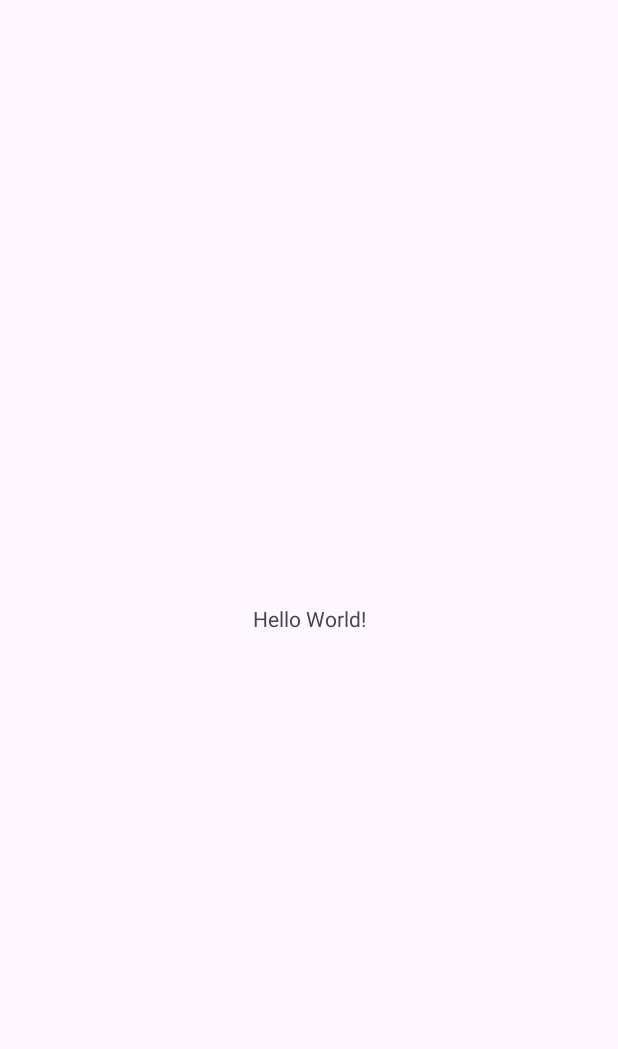
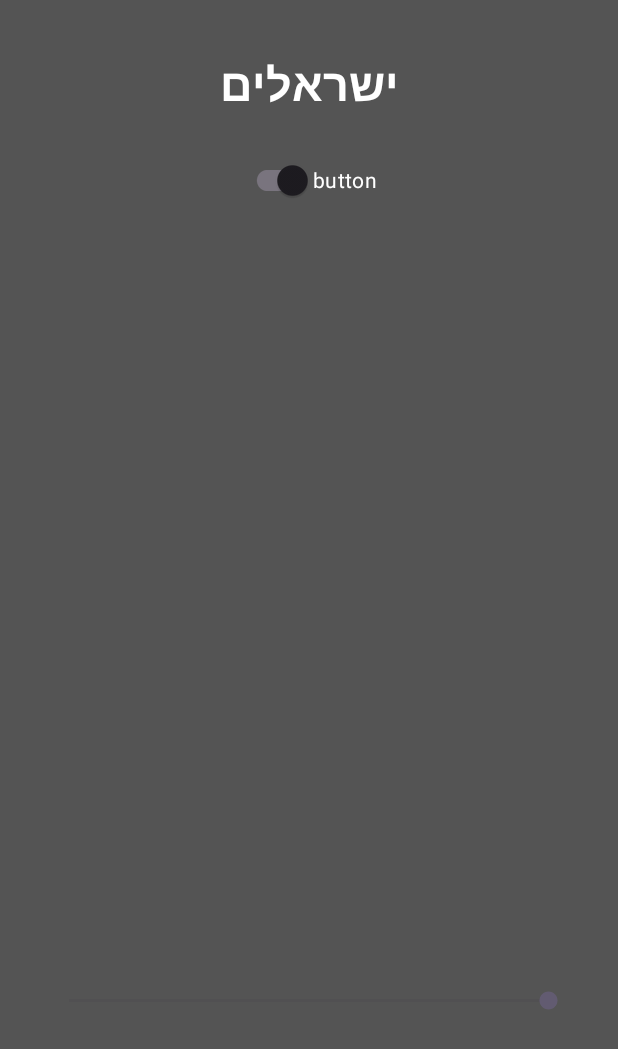
Before and after one commit to Leshem1111/GradeElevenProject-, an Android app: the screen it shows after launch (MainActivity), on a phone screen of 412 x 824 dp. Before the commit the part shown is almost empty. Shown: the top 1049 px of the screen. Run offline under Robolectric (Android 15) with nearby library versions, the phone set to English and light mode, and no system bars.

Commit message:
Rinat project 28 october

```diff
--- a/app/src/main/java/com/katza/yehonatanleshemproject/MainActivity.java
+++ b/app/src/main/java/com/katza/yehonatanleshemproject/MainActivity.java
@@ -1,24 +1,66 @@
+
 package com.katza.yehonatanleshemproject;
 
 import android.os.Bundle;
+import android.view.View;
+import android.widget.Button;
+import android.widget.SeekBar;
+import android.widget.ImageView;
 
-import androidx.activity.EdgeToEdge;
 import androidx.appcompat.app.AppCompatActivity;
-import androidx.core.graphics.Insets;
-import androidx.core.view.ViewCompat;
-import androidx.core.view.WindowInsetsCompat;
+import androidx.appcompat.widget.SwitchCompat;
 
 public class MainActivity extends AppCompatActivity {
 
     @Override
     protected void onCreate(Bundle savedInstanceState) {
         super.onCreate(savedInstanceState);
-        EdgeToEdge.enable(this);
         setContentView(R.layout.activity_main);
-        ViewCompat.setOnApplyWindowInsetsListener(findViewById(R.id.main), (v, insets) -> {
-            Insets systemBars = insets.getInsets(WindowInsetsCompat.Type.systemBars());
-            v.setPadding(systemBars.left, systemBars.top, systemBars.right, systemBars.bottom);
-            return insets;
+
+        SwitchCompat mySwitch = findViewById(R.id.mySwitch);
+
+        Button button1 = findViewById(R.id.button1);
+        Button button2 = findViewById(R.id.button2);
+
+        SeekBar seekBar = findViewById(R.id.seekBar);
+        ImageView myImage = findViewById(R.id.myImage);
+        button1.setVisibility(View.GONE);
+        button2.setVisibility(View.GONE);
+
+        myImage.setAlpha(0f);
+        seekBar.setProgress(0);
+        mySwitch.setOnCheckedChangeListener((buttonView, isChecked) -> {
+
+            if (isChecked) {
+                button1.setVisibility(View.VISIBLE);
+                button2.setVisibility(View.VISIBLE);
+            } else {
+                button1.setVisibility(View.GONE);
+                button2.setVisibility(View.GONE);
+            }
+
         });
+        seekBar.setOnSeekBarChangeListener(
+                new SeekBar.OnSeekBarChangeListener() {
+
+                    @Override
+                    public void onProgressChanged(
+                            SeekBar seekBar,
+                            int progress,
+                            boolean fromUser) {
+
+                        float alpha = progress / 100f;
+                        myImage.setAlpha(alpha);
+                    }
+
+                    @Override
+                    public void onStartTrackingTouch(SeekBar seekBar) {
+                    }
+
+                    @Override
+                    public void onStopTrackingTouch(SeekBar seekBar) {
+                    }
+                }
+        );
     }
 }
--- a/app/src/main/res/layout/activity_main.xml
+++ b/app/src/main/res/layout/activity_main.xml
@@ -1,19 +1,84 @@
 <?xml version="1.0" encoding="utf-8"?>
-<androidx.constraintlayout.widget.ConstraintLayout xmlns:android="http://schemas.android.com/apk/res/android"
+<androidx.constraintlayout.widget.ConstraintLayout
+    xmlns:android="http://schemas.android.com/apk/res/android"
     xmlns:app="http://schemas.android.com/apk/res-auto"
     xmlns:tools="http://schemas.android.com/tools"
     android:id="@+id/main"
     android:layout_width="match_parent"
     android:layout_height="match_parent"
-    tools:context=".MainActivity">
+    android:background="#545454"
+    android:layoutDirection="rtl">
+    <TextView
+        android:id="@+id/titleText"
+        android:layout_width="match_parent"
+        android:layout_height="wrap_content"
+        android:layout_marginTop="35dp"
+        android:gravity="center"
+        android:text="ישראלים"
+        android:textColor="#FFFFFF"
+        android:textSize="30sp"
+        android:textStyle="bold"
+        app:layout_constraintTop_toTopOf="parent" />
 
-    <TextView
+    <androidx.appcompat.widget.SwitchCompat
+        android:id="@+id/mySwitch"
         android:layout_width="wrap_content"
         android:layout_height="wrap_content"
-        android:text="Hello World!"
+        android:layout_marginTop="20dp"
+        android:checked="false"
+        android:text="button"
+        android:textColor="#FFFFFF"
+        app:layout_constraintEnd_toEndOf="parent"
+        app:layout_constraintStart_toStartOf="parent"
+        app:layout_constraintTop_toBottomOf="@id/titleText" />
+    <Button
+        android:id="@+id/button1"
+        android:layout_width="0dp"
+        android:layout_height="wrap_content"
+        android:layout_marginStart="30dp"
+        android:layout_marginEnd="30dp"
+        android:text="כפתור ראשון"
+        android:visibility="gone"
+        app:layout_constraintTop_toBottomOf="@id/mySwitch"
+        app:layout_constraintStart_toStartOf="parent"
+        app:layout_constraintEnd_toEndOf="parent" />
+    <Button
+        android:id="@+id/button2"
+        android:layout_width="0dp"
+        android:layout_height="wrap_content"
+        android:layout_marginStart="30dp"
+        android:layout_marginEnd="30dp"
+        android:text="כפתור שני"
+        android:visibility="gone"
+        app:layout_constraintTop_toBottomOf="@id/button1"
+        app:layout_constraintStart_toStartOf="parent"
+        app:layout_constraintEnd_toEndOf="parent" />
+    <ImageView
+        android:id="@+id/myImage"
+        android:layout_width="200dp"
+        android:layout_height="200dp"
+        android:src="@drawable/israel"
+        android:scaleType="fitCenter"
+        android:alpha="0"
+        android:contentDescription="תמונת ישראל"
+        app:layout_constraintTop_toBottomOf="@id/button2"
+        app:layout_constraintBottom_toTopOf="@id/seekBar"
+        app:layout_constraintStart_toStartOf="parent"
+        app:layout_constraintEnd_toEndOf="parent"/>
+
+    <SeekBar
+        android:id="@+id/seekBar"
+        android:layout_width="0dp"
+        android:layout_height="wrap_content"
+        android:layout_marginStart="30dp"
+        android:layout_marginEnd="30dp"
+        android:layout_marginBottom="148dp"
+        android:max="100"
+        android:progress="0"
+        android:visibility="visible"
         app:layout_constraintBottom_toBottomOf="parent"
         app:layout_constraintEnd_toEndOf="parent"
-        app:layout_constraintStart_toStartOf="parent"
-        app:layout_constraintTop_toTopOf="parent" />
+        app:layout_constraintHorizontal_bias="0.0"
+        app:layout_constraintStart_toStartOf="parent" />
 
 </androidx.constraintlayout.widget.ConstraintLayout>
```
Also changed, not shown: app/src/main/res/drawable/israel.png (added).
